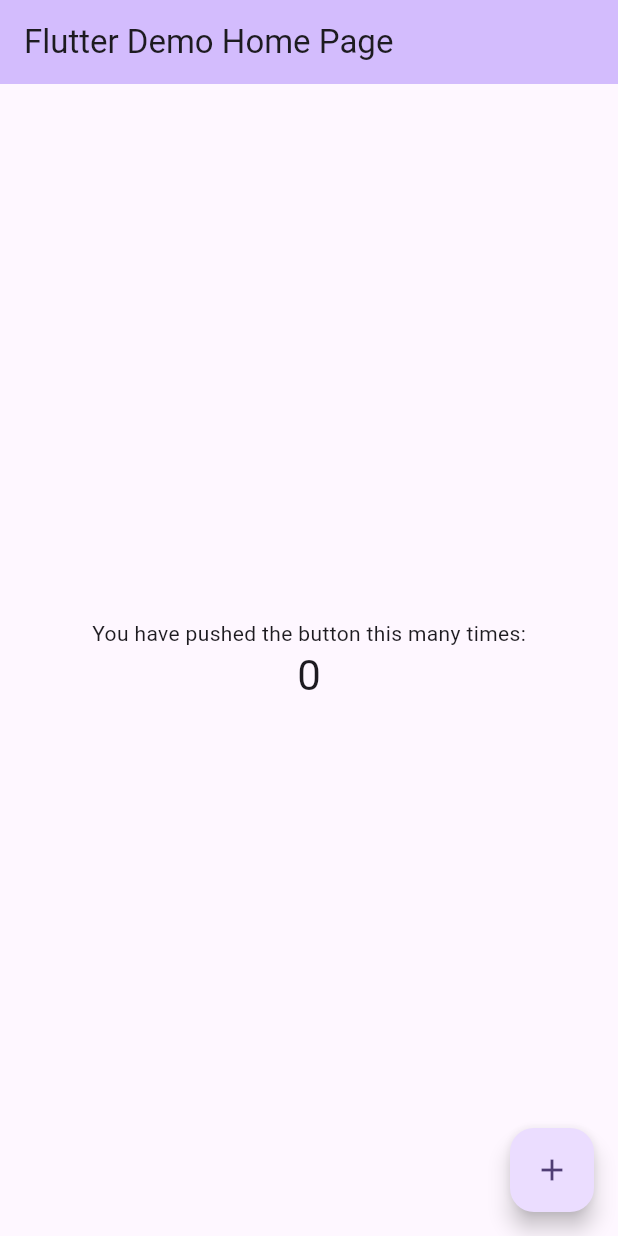
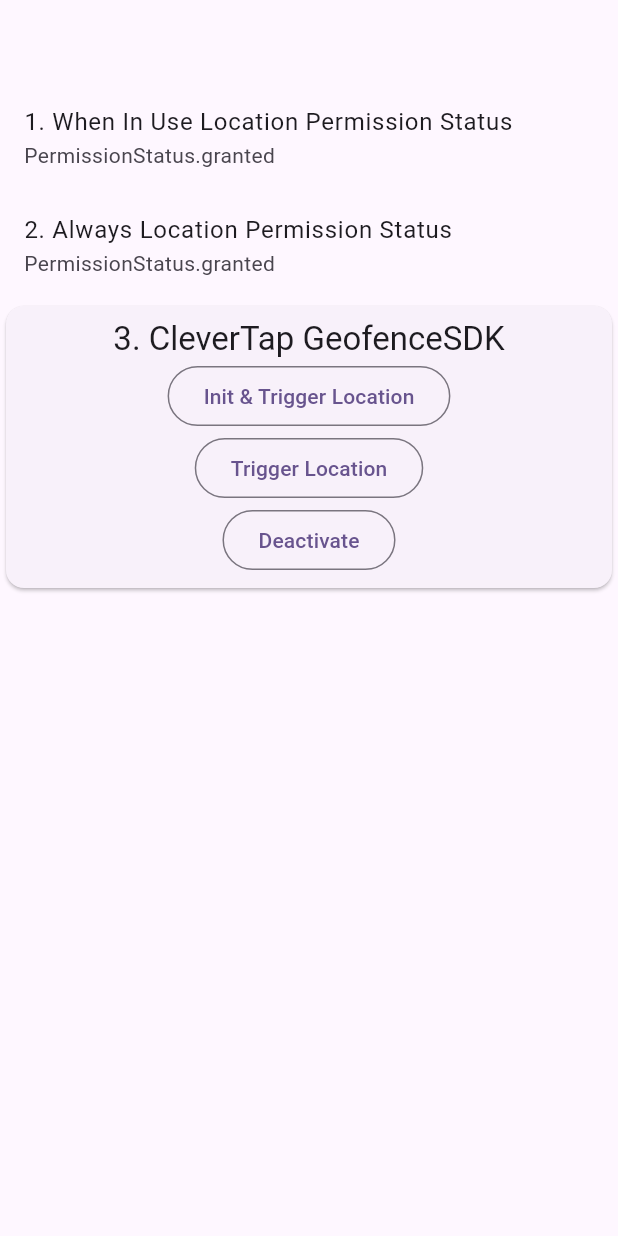
Before and after one commit to sashoCT/FlutterTest, a Flutter app: the screen it shows after launch, on a phone screen of 412 x 824 dp. Run offline on Flutter 3.47's test engine with Material 3 defaults, Android fonts, the phone set to English and light mode, and no system bars; our stand-ins replace permission_handler; missing offline and left inert: clevertap_plugin.

Commit message:
Android geolocation

```diff
--- a/lib/main.dart
+++ b/lib/main.dart
@@ -1,5 +1,7 @@
 import 'package:flutter/material.dart';
 import 'package:clevertap_plugin/clevertap_plugin.dart';
+import 'package:flutter/services.dart';
+import 'package:permission_handler/permission_handler.dart';
 
 void main() {
   runApp(const MyApp());
@@ -56,15 +58,139 @@ class MyHomePage extends StatefulWidget {
 }
 
 class _MyHomePageState extends State<MyHomePage> {
+  static const platform = MethodChannel('geochannel');
+  String? ctId;
+  PermissionStatus? alwaysLocationPermissionStatus;
+  PermissionStatus? whenInUseLocationPermissionStatus;
+
   int _counter = 0;
-
+  late CleverTapPlugin _clevertapPlugin;
   @override
   void initState() {
     print("initState");
     super.initState();
+    _init();
+    _incrementCounter();
     CleverTapPlugin.setDebugLevel(3);
+    activateCleverTapFlutterPluginHandlers();
     CleverTapPlugin.registerForPush();
     //var initialUrl = CleverTapPlugin.getInitialUrl();
+  }
+
+  void activateCleverTapFlutterPluginHandlers() {
+    _clevertapPlugin = CleverTapPlugin();
+    _clevertapPlugin.setCleverTapPushClickedPayloadReceivedHandler(
+        pushClickedPayloadReceived);
+  }
+
+  void pushClickedPayloadReceived(Map<String, dynamic> notificationPayload) {
+    print("pushClickedPayloadReceived called");
+    print("on Push Click Payload = $notificationPayload");
+  }
+
+  @override
+  void didChangeAppLifecycleState(AppLifecycleState state) {
+    setState(() {
+      _init();
+    });
+  }
+
+  void _init() {
+    _fetchCTId();
+    _fetchLocationPermissionStatuses();
+  }
+
+  @override
+  Widget build(BuildContext context) {
+    return Scaffold(
+      appBar: AppBar(),
+      body: ListView(
+        children: [
+          if (ctId != null)
+            ListTile(
+                title: const Text('CleverTap Id'),
+                subtitle: Text(ctId!),
+                trailing: IconButton(
+                    icon: const Icon(Icons.copy),
+                    onPressed: () {
+                      Clipboard.setData(ClipboardData(text: ctId!));
+                      ScaffoldMessenger.of(context).showSnackBar(const SnackBar(
+                          content: Text('Copied CleverTap Id to clipboard')));
+                    })),
+          if (whenInUseLocationPermissionStatus != null)
+            ListTile(
+                title: const Text('1. When In Use Location Permission Status'),
+                subtitle: Text(whenInUseLocationPermissionStatus.toString()),
+                trailing: whenInUseLocationPermissionStatus!.isGranted
+                    ? null
+                    : OutlinedButton(
+                        onPressed: () => Permission.location.request(),
+                        child: const Text('Request'))),
+          if (whenInUseLocationPermissionStatus?.isGranted == true &&
+              alwaysLocationPermissionStatus != null)
+            ListTile(
+                title: const Text('2. Always Location Permission Status'),
+                subtitle: Text(alwaysLocationPermissionStatus.toString()),
+                trailing: alwaysLocationPermissionStatus!.isGranted
+                    ? null
+                    : whenInUseLocationPermissionStatus?.isGranted == true
+                        ? OutlinedButton(
+                            onPressed: () =>
+                                Permission.locationAlways.request(),
+                            child: const Text('Request'))
+                        : const Text('Grant When In Use First')),
+          if (alwaysLocationPermissionStatus?.isGranted == true)
+            Card(
+                child: Padding(
+              padding: const EdgeInsets.all(8.0),
+              child: Column(
+                children: [
+                  Text('3. CleverTap GeofenceSDK',
+                      style: Theme.of(context).textTheme.titleLarge),
+                  OutlinedButton(
+                      onPressed: _initGeofenceSDK,
+                      child: const Text('Init & Trigger Location')),
+                  OutlinedButton(
+                      onPressed: _triggerLocation,
+                      child: const Text('Trigger Location')),
+                  OutlinedButton(
+                      onPressed: _deactivateGeofenceSDK,
+                      child: const Text('Deactivate')),
+                ],
+              ),
+            )),
+        ],
+      ),
+    );
+  }
+
+  Future<void> _fetchCTId() async {
+    final newId = await CleverTapPlugin.getCleverTapID();
+    setState(() {
+      ctId = newId;
+    });
+  }
+
+  Future<void> _fetchLocationPermissionStatuses() async {
+    final whenInUseStatus = await Permission.location.status;
+    final alwaysStatus = await Permission.locationAlways.status;
+
+    setState(() {
+      whenInUseLocationPermissionStatus = whenInUseStatus;
+      alwaysLocationPermissionStatus = alwaysStatus;
+    });
+  }
+
+  Future<void> _initGeofenceSDK() async {
+    await platform.invokeMethod('initGeofenceSDK');
+  }
+
+  Future<void> _deactivateGeofenceSDK() async {
+    await platform.invokeMethod('deactivateGeofenceSDK');
+  }
+
+  Future<void> _triggerLocation() async {
+    await platform.invokeMethod('triggerLocation');
   }
 
   void _incrementCounter() {
@@ -80,58 +206,58 @@ class _MyHomePageState extends State<MyHomePage> {
     });
   }
 
-  @override
-  Widget build(BuildContext context) {
-    // This method is rerun every time setState is called, for instance as done
-    // by the _incrementCounter method above.
-    //
-    // The Flutter framework has been optimized to make rerunning build methods
-    // fast, so that you can just rebuild anything that needs updating rather
-    // than having to individually change instances of widgets.
-    return Scaffold(
-      appBar: AppBar(
-        // TRY THIS: Try changing the color here to a specific color (to
-        // Colors.amber, perhaps?) and trigger a hot reload to see the AppBar
-        // change color while the other colors stay the same.
-        backgroundColor: Theme.of(context).colorScheme.inversePrimary,
-        // Here we take the value from the MyHomePage object that was created by
-        // the App.build method, and use it to set our appbar title.
-        title: Text(widget.title),
-      ),
-      body: Center(
-        // Center is a layout widget. It takes a single child and positions it
-        // in the middle of the parent.
-        child: Column(
-          // Column is also a layout widget. It takes a list of children and
-          // arranges them vertically. By default, it sizes itself to fit its
-          // children horizontally, and tries to be as tall as its parent.
-          //
-          // Column has various properties to control how it sizes itself and
-          // how it positions its children. Here we use mainAxisAlignment to
-          // center the children vertically; the main axis here is the vertical
-          // axis because Columns are vertical (the cross axis would be
-          // horizontal).
-          //
-          // TRY THIS: Invoke "debug painting" (choose the "Toggle Debug Paint"
-          // action in the IDE, or press "p" in the console), to see the
-          // wireframe for each widget.
-          mainAxisAlignment: MainAxisAlignment.center,
-          children: <Widget>[
-            const Text(
-              'You have pushed the button this many times:',
-            ),
-            Text(
-              '$_counter',
-              style: Theme.of(context).textTheme.headlineMedium,
-            ),
-          ],
-        ),
-      ),
-      floatingActionButton: FloatingActionButton(
-        onPressed: _incrementCounter,
-        tooltip: 'Increment',
-        child: const Icon(Icons.add),
-      ), // This trailing comma makes auto-formatting nicer for build methods.
-    );
-  }
+  // @override
+  // Widget build(BuildContext context) {
+  //   // This method is rerun every time setState is called, for instance as done
+  //   // by the _incrementCounter method above.
+  //   //
+  //   // The Flutter framework has been optimized to make rerunning build methods
+  //   // fast, so that you can just rebuild anything that needs updating rather
+  //   // than having to individually change instances of widgets.
+  //   return Scaffold(
+  //     appBar: AppBar(
+  //       // TRY THIS: Try changing the color here to a specific color (to
+  //       // Colors.amber, perhaps?) and trigger a hot reload to see the AppBar
+  //       // change color while the other colors stay the same.
+  //       backgroundColor: Theme.of(context).colorScheme.inversePrimary,
+  //       // Here we take the value from the MyHomePage object that was created by
+  //       // the App.build method, and use it to set our appbar title.
+  //       title: Text(widget.title),
+  //     ),
+  //     body: Center(
+  //       // Center is a layout widget. It takes a single child and positions it
+  //       // in the middle of the parent.
+  //       child: Column(
+  //         // Column is also a layout widget. It takes a list of children and
+  //         // arranges them vertically. By default, it sizes itself to fit its
+  //         // children horizontally, and tries to be as tall as its parent.
+  //         //
+  //         // Column has various properties to control how it sizes itself and
+  //         // how it positions its children. Here we use mainAxisAlignment to
+  //         // center the children vertically; the main axis here is the vertical
+  //         // axis because Columns are vertical (the cross axis would be
+  //         // horizontal).
+  //         //
+  //         // TRY THIS: Invoke "debug painting" (choose the "Toggle Debug Paint"
+  //         // action in the IDE, or press "p" in the console), to see the
+  //         // wireframe for each widget.
+  //         mainAxisAlignment: MainAxisAlignment.center,
+  //         children: <Widget>[
+  //           const Text(
+  //             'You have pushed the button this many times:',
+  //           ),
+  //           Text(
+  //             '$_counter',
+  //             style: Theme.of(context).textTheme.headlineMedium,
+  //           ),
+  //         ],
+  //       ),
+  //     ),
+  //     floatingActionButton: FloatingActionButton(
+  //       onPressed: _incrementCounter,
+  //       tooltip: 'Increment',
+  //       child: const Icon(Icons.add),
+  //     ), // This trailing comma makes auto-formatting nicer for build methods.
+  //   );
+  // }
 }
--- a/pubspec.yaml
+++ b/pubspec.yaml
@@ -30,11 +30,12 @@ environment:
 dependencies:
   flutter:
     sdk: flutter
-  clevertap_plugin: 2.5.0
+  clevertap_plugin: 3.0.0
 
   # The following adds the Cupertino Icons font to your application.
   # Use with the CupertinoIcons class for iOS style icons.
   cupertino_icons: ^1.0.8
+  permission_handler: ^11.3.1
 
 dev_dependencies:
   flutter_test:
```
Also changed, not shown: pubspec.lock, 9 other files.
